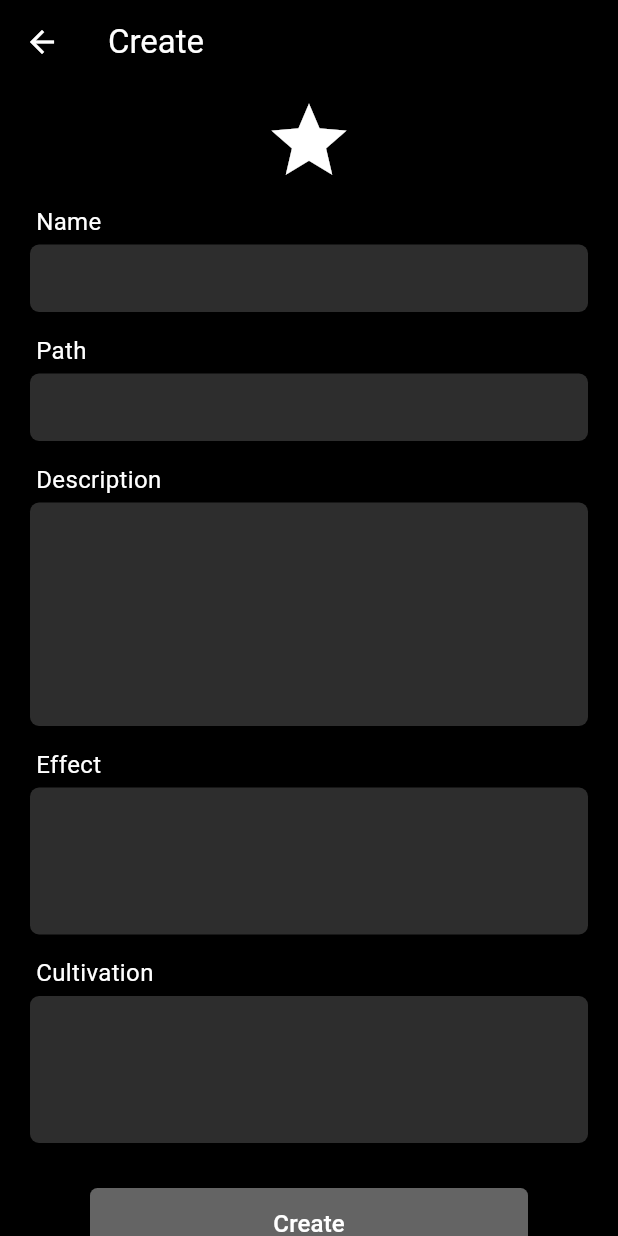
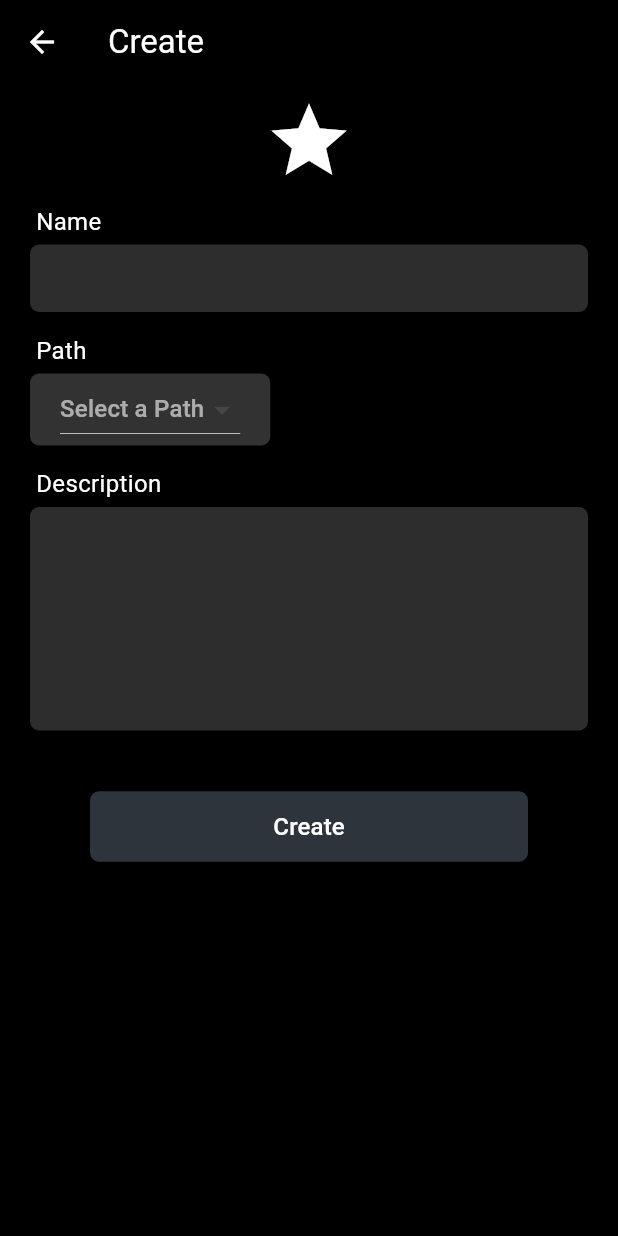
Before and after one commit to sorata000x/Mastery, a Flutter app: the CreateSkill screen opened directly, on a phone screen of 412 x 824 dp. Run offline on Flutter 3.47's test engine with Material 3 defaults, Android fonts, the phone set to English and light mode, and no system bars; our stand-ins replace cloud_firestore, cloud_functions, firebase_auth, firebase_core, flutter_slidable, flutter_svg and 3 more; accounts and stored records are empty; generated files the repository leaves out were written again; network calls fail; statements that could not run were skipped.

Commit message:
Fixed creating skills

```diff
--- a/lib/assistant/system_message.dart
+++ b/lib/assistant/system_message.dart
@@ -10,7 +10,7 @@ class SystemMessage extends StatelessWidget {
   Widget build(BuildContext context) {
     return Container(
       padding: const EdgeInsets.all(12),
-      color: const Color.fromARGB(80, 96, 111, 119),
+      color: Colors.transparent,
       child: Text(
         message.content,
         style: TextStyle(
--- a/lib/assistant/user_message.dart
+++ b/lib/assistant/user_message.dart
@@ -15,7 +15,7 @@ class UserMessage extends StatelessWidget {
         margin: const EdgeInsets.symmetric(vertical: 4),
         constraints: BoxConstraints(maxWidth: MediaQuery.of(context).size.width * 0.75),
         decoration: BoxDecoration(
-          color: Theme.of(context).colorScheme.primaryContainer,
+          color: const Color.fromARGB(255, 60, 86, 99),
           borderRadius: BorderRadius.circular(12),
         ),
         child: Text(
--- a/lib/profile/profile.dart
+++ b/lib/profile/profile.dart
@@ -38,9 +38,8 @@ class ProfileScreen extends StatelessWidget {
                   ],
                 ),
               ),
-              ProfileField(label: "Display Name", value: state.user ?? ''),
-              ProfileField(label: "Email", value: '',),
-              SizedBox(height: 28,),
+              ProfileField(label: "ID", value: state.user ?? ''),
+              SizedBox(height: 20,),
               Padding(
                 padding: const EdgeInsets.all(20),
                 child: SizedBox(
--- a/lib/services/auth.dart
+++ b/lib/services/auth.dart
@@ -46,9 +46,7 @@ class AuthService {
 
   Future<void> _queueTutorialAgent() async {
     FirestoreService().setAgentQueue([
-      Agent(id: Uuid().v4(), role: 'assistant', content: """
-          Welcome to Mastery, the todo app that turns the tasks you completed into progress towards skill mastery.
-        """)
+      Agent(id: Uuid().v4(), role: 'assistant', content: "Welcome to Mastery, the todo app that turns the tasks you completed into progress towards skill mastery.")
     ]);
   }
 
--- a/lib/skills/skill_body/explore/create_skill/create_skill.dart
+++ b/lib/skills/skill_body/explore/create_skill/create_skill.dart
@@ -16,7 +16,7 @@ class CreateSkill extends StatefulWidget {
 
 class _CreateSkillState extends State<CreateSkill> {
   String _name = '';
-  String _path = '';
+  String? _path;
   String _description = '';
   String _effect = '';
   String _cultivation = '';
@@ -29,7 +29,7 @@ class _CreateSkillState extends State<CreateSkill> {
       final createdSkill = Skill(
           id: const Uuid().v4(),
           name: _name,
-          path: _path,
+          path: _path ?? '',
           description: _description,
           effect: _effect,
           cultivation: _cultivation,
@@ -79,9 +79,41 @@ class _CreateSkillState extends State<CreateSkill> {
               SizedBox(
                 height: 10,
               ),
-              InputField(
-                label: "Path",
-                onChanged: (value) => {setState(() => _path = value)},
+              Padding(
+                padding: EdgeInsets.only(left: 20),
+                child: Column(
+                  crossAxisAlignment: CrossAxisAlignment.start,
+                  children: [
+                    Padding(
+                      padding: const EdgeInsets.all(4.0),
+                      child: Text('Path'),
+                    ),
+                    Container(
+                      decoration: BoxDecoration(
+                        color: const Color.fromARGB(255, 50, 50, 50),
+                        borderRadius: BorderRadius.circular(6)
+                      ),
+                      child: DropdownButton<String>(
+                        dropdownColor: Theme.of(context).colorScheme.tertiary,
+                        padding: EdgeInsets.symmetric(horizontal: 20),
+                        value: _path,
+                        hint: Text("Select a Path"),
+                        items: state.paths.map((SkillPath path) {
+                          print('path.id: ${path.id}');
+                          return DropdownMenuItem<String>(
+                            value: path.id,
+                            child: Text(path.title),
+                          );
+                        }).toList(),
+                        onChanged: (String? newValue) {
+                          setState(() {
+                            _path = newValue ?? '';
+                          });
+                        },
+                      ),
+                    ),
+                  ],
+                ),
               ),
               SizedBox(
                 height: 10,
@@ -95,31 +127,18 @@ class _CreateSkillState extends State<CreateSkill> {
               SizedBox(
                 height: 10,
               ),
-              InputField(
-                label: "Effect",
-                maxLines: 10,
-                height: 98,
-                onChanged: (value) => {setState(() => _effect = value)},
-              ),
-              SizedBox(
-                height: 10,
-              ),
-              InputField(
-                label: "Cultivation",
-                maxLines: 10,
-                height: 98,
-                onChanged: (value) => {setState(() => _cultivation = value)},
-              )
             ],
           ),
           Padding(
             padding: const EdgeInsets.fromLTRB(60, 30, 60, 30),
-            child: Container(
-                width: double.infinity,
-                decoration: BoxDecoration(
-                    color: const Color.fromARGB(255, 100, 100, 100),
-                    borderRadius: BorderRadius.circular(5)),
-                child: TextButton(
+            child: TextButton(
+                    style: TextButton.styleFrom(
+                      padding: EdgeInsets.symmetric(vertical: 12),
+                      backgroundColor: Theme.of(context).colorScheme.primaryContainer,
+                      shape: RoundedRectangleBorder(
+                        borderRadius: BorderRadius.circular(6),
+                      ),
+                    ),
                     onPressed: () => {
                           showModalBottomSheet(
                             context: context,
@@ -139,8 +158,8 @@ class _CreateSkillState extends State<CreateSkill> {
                         },
                     child: Text(
                       "Create",
-                      style: TextStyle(fontSize: 16),
-                    ))),
+                      style: TextStyle(fontSize: 16,),
+                    )),
           )
         ],
       ),
--- a/lib/skills/skill_body/explore/explore_skill_button.dart
+++ b/lib/skills/skill_body/explore/explore_skill_button.dart
@@ -22,7 +22,7 @@ class ExploreSkillButton extends StatelessWidget {
         )
       },
       child: Padding(
-        padding: const EdgeInsets.fromLTRB(14, 0, 14, 10),
+        padding: const EdgeInsets.fromLTRB(10, 0, 10, 4),
         child: Container(
           decoration: BoxDecoration(
             color: Theme.of(context).colorScheme.primaryContainer,
--- a/lib/skills/skill_body/skill_body.dart
+++ b/lib/skills/skill_body/skill_body.dart
@@ -50,8 +50,7 @@ class _SkillBodyState extends State<SkillBody> {
                                 expandingSkill = null;
                             })),
                         const Divider(
-                          height: 5,
-                          thickness: 5,
+                          height: 1,
                           color: Colors.transparent,
                         ),
                       ],
```
Also changed, not shown: lib/assistant/assistant_message.dart (+16 -12 lines), lib/profile/profile_field.dart (+6 -2 lines), lib/skills/skill_body/skill_card/skill_card.dart (+75 -9 lines).
